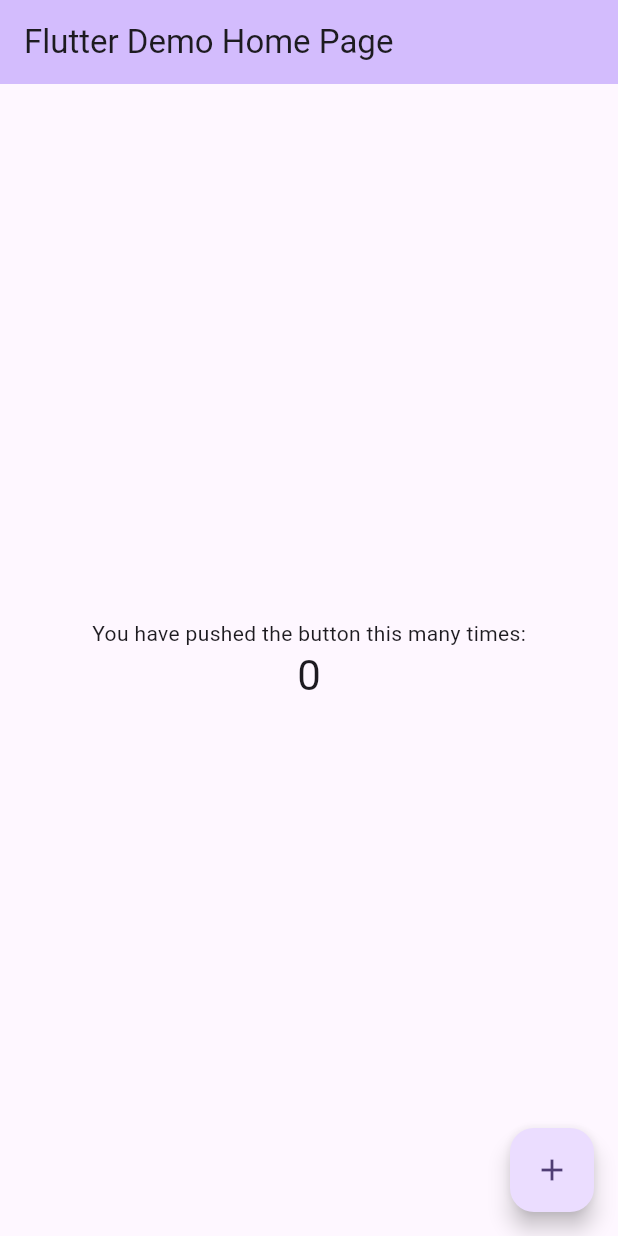
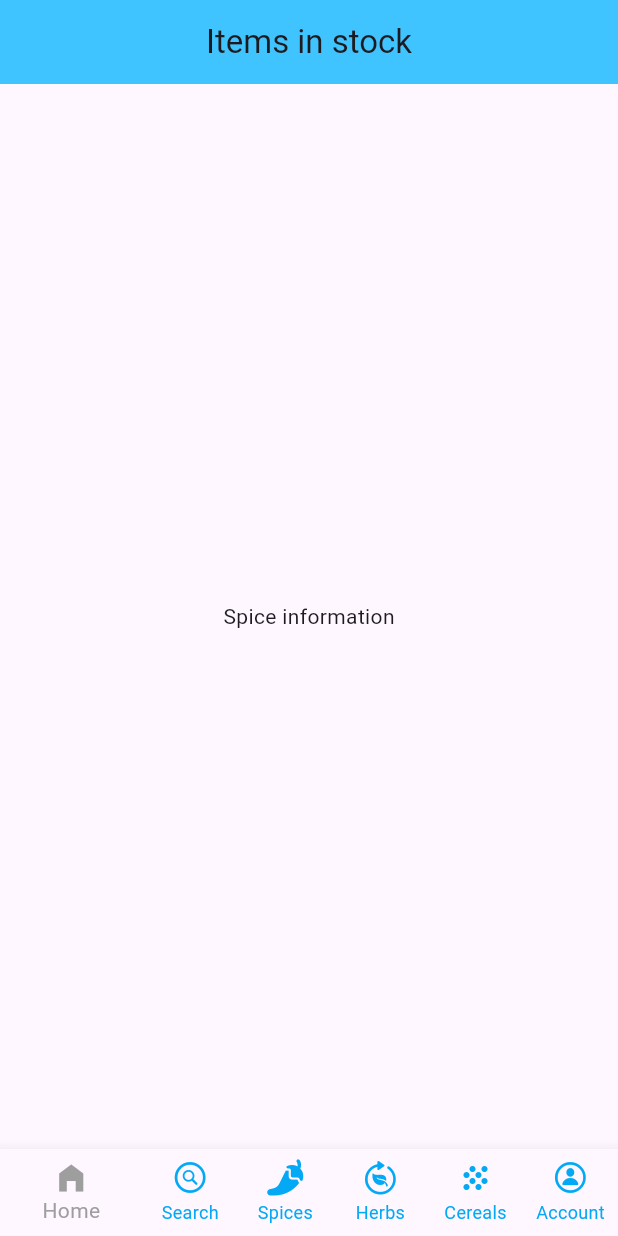
Before and after one commit to Paul-N-Karanja/Spice-selling-mobile-app, a Flutter app: the screen it shows after launch, on a phone screen of 412 x 824 dp. Run offline on Flutter 3.47's test engine with Material 3 defaults, Android fonts, the phone set to English and light mode, and no system bars; our stand-ins replace fluentui_icons, font_awesome_flutter.

Commit message:
created the home page skeleton and added icons

```diff
--- /dev/null
+++ b/lib/base/footer_bar.dart
@@ -0,0 +1,45 @@
+import 'package:fluentui_icons/fluentui_icons.dart';
+import "package:font_awesome_flutter/font_awesome_flutter.dart";
+import 'package:flutter/cupertino.dart';
+import 'package:flutter/material.dart';
+
+class FooterBar extends StatefulWidget {
+  const FooterBar({super.key});
+
+  @override
+  State<FooterBar> createState() => _FooterBarState();
+}
+
+class _FooterBarState extends State<FooterBar> {
+
+
+  @override
+  Widget build(BuildContext context) {
+    return Scaffold(
+      appBar: AppBar(
+        backgroundColor: Colors.lightBlueAccent,
+        title: const Center(child: Text("Items in stock")),
+      ),
+      body: const Center(
+        child: Text("Spice information"),
+      ),
+      bottomNavigationBar: BottomNavigationBar(
+        selectedItemColor: Colors.grey,
+          unselectedItemColor: Colors.lightBlue,
+          showSelectedLabels: true,
+          showUnselectedLabels: true,
+          items: const [
+            BottomNavigationBarItem(label: "Home",icon: Icon(Icons.home),
+                activeIcon: Icon(Icons.home_filled)),
+            BottomNavigationBarItem(label: "Search",icon: Icon(CupertinoIcons.search_circle),
+            activeIcon: Icon(CupertinoIcons.search_circle_fill)),
+            BottomNavigationBarItem(label: "Spices",icon: Icon(FontAwesomeIcons.pepperHot)),
+            BottomNavigationBarItem(label: "Herbs",icon: Icon(CupertinoIcons.leaf_arrow_circlepath)),
+            BottomNavigationBarItem(label: "Cereals",icon: Icon(Icons.grain),
+            activeIcon: Icon(Icons.grain_sharp)),
+            BottomNavigationBarItem(label: "Account",icon: Icon(CupertinoIcons.person_circle),
+            activeIcon: Icon(CupertinoIcons.person_circle_fill)),
+          ]),
+    );
+  }
+}
--- a/lib/main.dart
+++ b/lib/main.dart
@@ -1,4 +1,5 @@
 import 'package:flutter/material.dart';
+import 'package:spice_selling_app/base/footer_bar.dart';
 
 void main() {
   runApp(const MyApp());
@@ -7,119 +8,10 @@
 class MyApp extends StatelessWidget {
   const MyApp({super.key});
 
-  // This widget is the root of your application.
   @override
   Widget build(BuildContext context) {
-    return MaterialApp(
-      title: 'Flutter Demo',
-      theme: ThemeData(
-        // This is the theme of your application.
-        //
-        // TRY THIS: Try running your application with "flutter run". You'll see
-        // the application has a purple toolbar. Then, without quitting the app,
-        // try changing the seedColor in the colorScheme below to Colors.green
-        // and then invoke "hot reload" (save your changes or press the "hot
-        // reload" button in a Flutter-supported IDE, or press "r" if you used
-        // the command line to start the app).
-        //
-        // Notice that the counter didn't reset back to zero; the application
-        // state is not lost during the reload. To reset the state, use hot
-        // restart instead.
-        //
-        // This works for code too, not just values: Most code changes can be
-        // tested with just a hot reload.
-        colorScheme: ColorScheme.fromSeed(seedColor: Colors.deepPurple),
-        useMaterial3: true,
-      ),
-      home: const MyHomePage(title: 'Flutter Demo Home Page'),
-    );
+    return const MaterialApp(
+      home: FooterBar(),
+      );
   }
 }
-
-class MyHomePage extends StatefulWidget {
-  const MyHomePage({super.key, required this.title});
-
-  // This widget is the home page of your application. It is stateful, meaning
-  // that it has a State object (defined below) that contains fields that affect
-  // how it looks.
-
-  // This class is the configuration for the state. It holds the values (in this
-  // case the title) provided by the parent (in this case the App widget) and
-  // used by the build method of the State. Fields in a Widget subclass are
-  // always marked "final".
-
-  final String title;
-
-  @override
-  State<MyHomePage> createState() => _MyHomePageState();
-}
-
-class _MyHomePageState extends State<MyHomePage> {
-  int _counter = 0;
-
-  void _incrementCounter() {
-    setState(() {
-      // This call to setState tells the Flutter framework that something has
-      // changed in this State, which causes it to rerun the build method below
-      // so that the display can reflect the updated values. If we changed
-      // _counter without calling setState(), then the build method would not be
-      // called again, and so nothing would appear to happen.
-      _counter++;
-    });
-  }
-
-  @override
-  Widget build(BuildContext context) {
-    // This method is rerun every time setState is called, for instance as done
-    // by the _incrementCounter method above.
-    //
-    // The Flutter framework has been optimized to make rerunning build methods
-    // fast, so that you can just rebuild anything that needs updating rather
-    // than having to individually change instances of widgets.
-    return Scaffold(
-      appBar: AppBar(
-        // TRY THIS: Try changing the color here to a specific color (to
-        // Colors.amber, perhaps?) and trigger a hot reload to see the AppBar
-        // change color while the other colors stay the same.
-        backgroundColor: Theme.of(context).colorScheme.inversePrimary,
-        // Here we take the value from the MyHomePage object that was created by
-        // the App.build method, and use it to set our appbar title.
-        title: Text(widget.title),
-      ),
-      body: Center(
-        // Center is a layout widget. It takes a single child and positions it
-        // in the middle of the parent.
-        child: Column(
-          // Column is also a layout widget. It takes a list of children and
-          // arranges them vertically. By default, it sizes itself to fit its
-          // children horizontally, and tries to be as tall as its parent.
-          //
-          // Column has various properties to control how it sizes itself and
-          // how it positions its children. Here we use mainAxisAlignment to
-          // center the children vertically; the main axis here is the vertical
-          // axis because Columns are vertical (the cross axis would be
-          // horizontal).
-          //
-          // TRY THIS: Invoke "debug painting" (choose the "Toggle Debug Paint"
-          // action in the IDE, or press "p" in the console), to see the
-          // wireframe for each widget.
-          mainAxisAlignment: MainAxisAlignment.center,
-          children: <Widget>[
-            const Text(
-              'You have pushed the button this many times:',
-            ),
-            Text(
-              '$_counter',
-              style: Theme.of(context).textTheme.headlineMedium,
-            ),
-          ],
-        ),
-      ),
-      floatingActionButton: FloatingActionButton(
-        onPressed: _incrementCounter,
-        tooltip: 'Increment',
-        child: const Icon(Icons.add),
-      ), // This trailing comma makes auto-formatting nicer for build methods.
-    );
-  }
-}
--- a/pubspec.yaml
+++ b/pubspec.yaml
@@ -35,6 +35,8 @@ dependencies:
   # The following adds the Cupertino Icons font to your application.
   # Use with the CupertinoIcons class for iOS style icons.
   cupertino_icons: ^1.0.8
+  fluentui_icons: ^1.0.0
+  font_awesome_flutter: ^10.8.0
 
 dev_dependencies:
   flutter_test:
```
Also changed, not shown: pubspec.lock.
